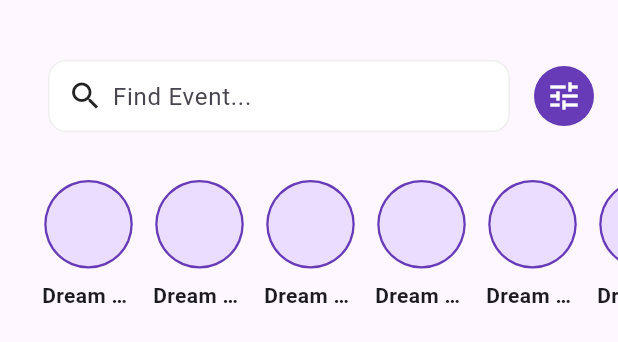
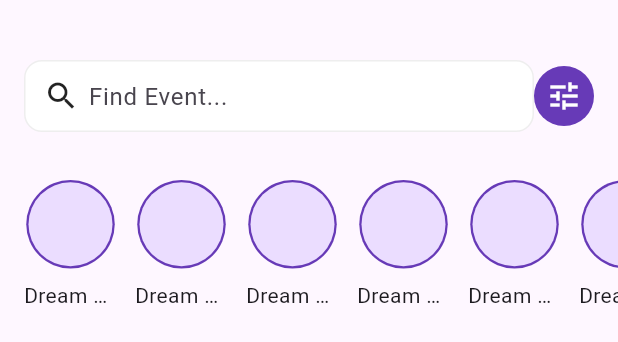
Before and after one commit to JAICHANGPARK/flutter_notebook_chapter_44, a Flutter app: the EventsAppBookingsPage widget shown alone on an empty page, opened directly, on a phone screen of 412 x 824 dp. Shown: the top 342 px of the screen. Run offline on Flutter 3.47's test engine with Material 3 defaults, Android fonts, the phone set to English and light mode, and no system bars; our stand-ins replace hugeicons; network calls fail.

Commit message:
Update events_app_bookings_page.dart

```diff
--- a/lib/ep2201_events_app/ui/events_app_bookings_page.dart
+++ b/lib/ep2201_events_app/ui/events_app_bookings_page.dart
@@ -24,7 +24,7 @@ class _EventsAppBookingsPageState extends State<EventsAppBookingsPage> {
                   Expanded(
                     child: Container(
                       height: 48,
-                      margin: EdgeInsets.symmetric(horizontal: 16),
+                      // margin: EdgeInsets.symmetric(horizontal: 16),
                       decoration: BoxDecoration(
                         color: Colors.white,
                         border: Border.all(color: Colors.grey[200]!),
@@ -63,7 +63,7 @@ class _EventsAppBookingsPageState extends State<EventsAppBookingsPage> {
                 itemCount: 10,
                 itemBuilder: (context, index) {
                   return Padding(
-                    padding: const EdgeInsets.only(left: 12),
+                    padding: const EdgeInsets.only(right: 12),
                     child: SizedBox(
                       width: 62,
                       child: Column(
@@ -82,7 +82,7 @@ class _EventsAppBookingsPageState extends State<EventsAppBookingsPage> {
                             maxLines: 1,
                             overflow: TextOverflow.ellipsis,
                             style: TextStyle(
-                              fontWeight: FontWeight.bold,
+                              // fontWeight: FontWeight.bold,
                             ),
                           ),
                         ],
```
